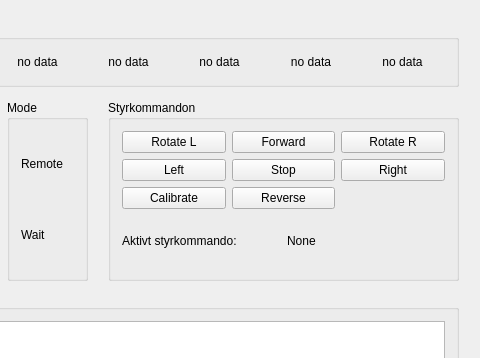
First picture: the form in PC-software/mainwindow.ui, repository ll-KS-ll/tsea29-kmm, before the edit; both pictures show x 222 to 702 and y 0 to 358 of the 702 by 546 pixel window.
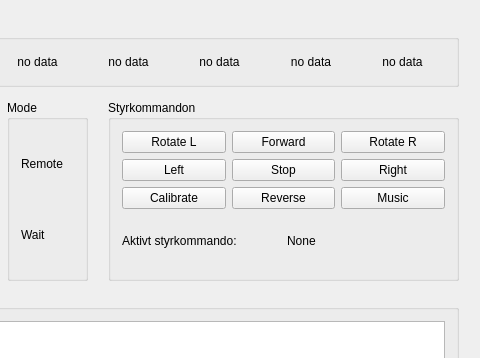
Second picture: the form after the edit.

Commit message: Added button for playing music.

```diff
--- a/PC-software/mainwindow.ui
+++ b/PC-software/mainwindow.ui
@@ -165,6 +165,13 @@
          </property>
         </widget>
        </item>
+       <item row="2" column="2">
+        <widget class="QPushButton" name="btn_music">
+         <property name="text">
+          <string>Music</string>
+         </property>
+        </widget>
+       </item>
       </layout>
      </item>
      <item>
```
The commit also changes 2 other files.
